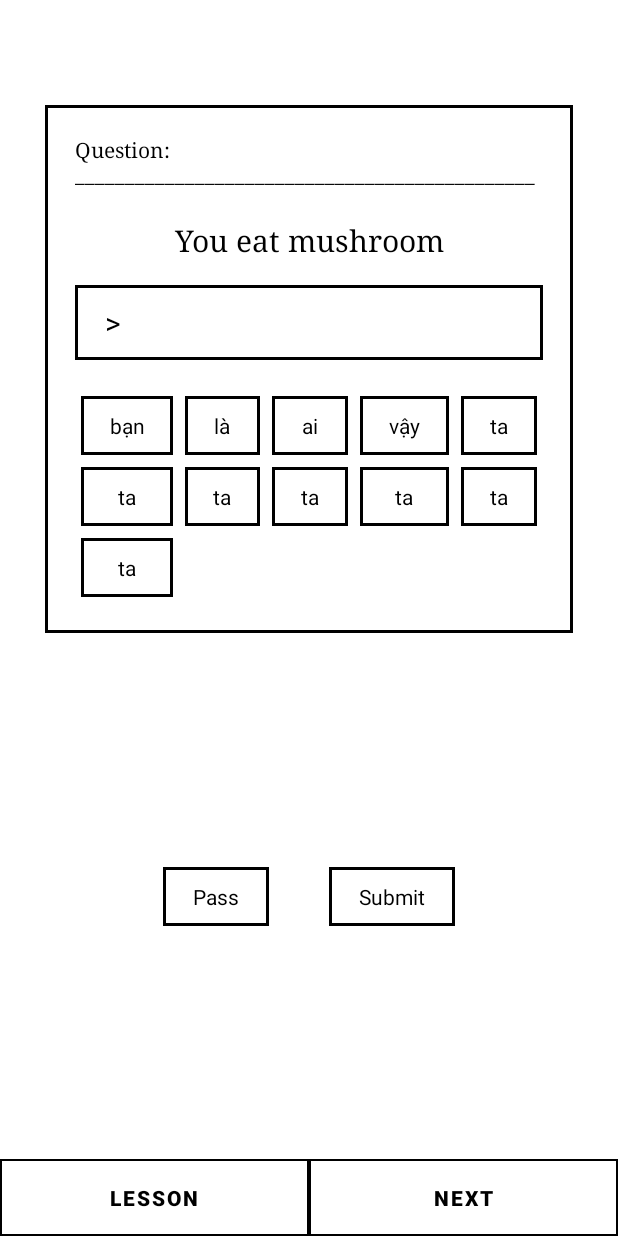
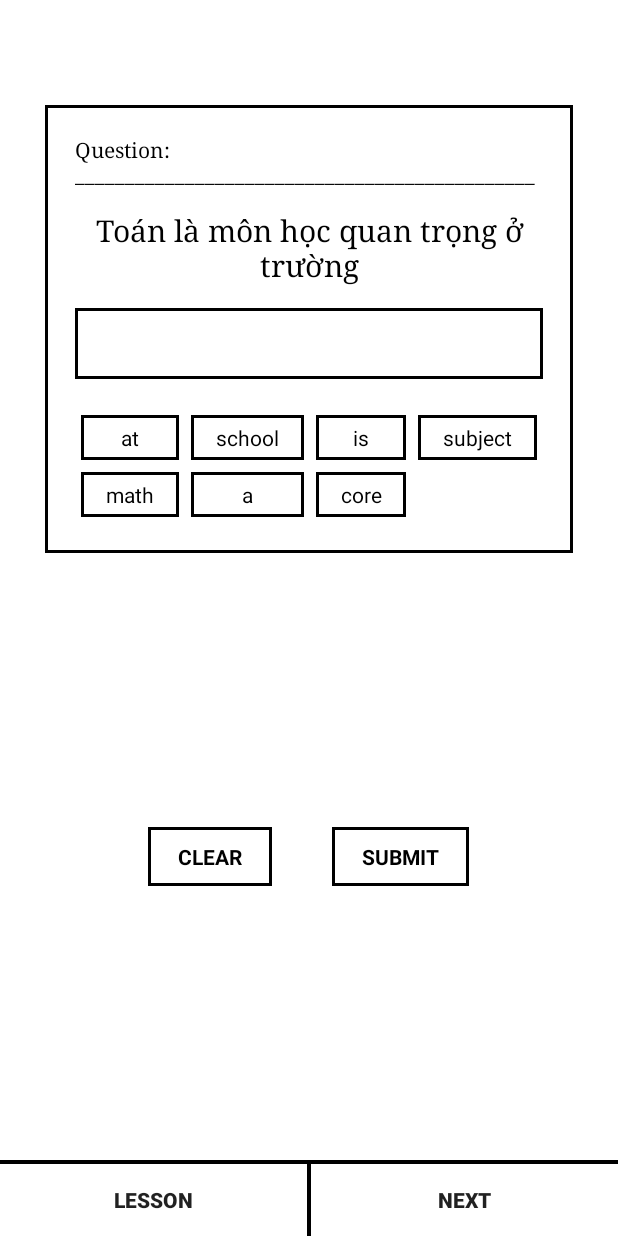
Before and after one commit to nhdvn/Enggo, an Android app: the Practice screen opened directly, with no data from a screen before it, on a phone screen of 412 x 824 dp. Run offline under Robolectric (Android 15) with nearby library versions, the phone set to English and light mode, and no system bars.

Commit message:
last time for frontend

```diff
--- a/app/src/main/java/Activity/Home.java
+++ b/app/src/main/java/Activity/Home.java
@@ -113,9 +113,7 @@ public class Home extends AppCompatActivity
 
         textView.setGravity(Gravity.CENTER);
 
-        textView.setBackgroundResource(R.drawable.quiz_border);
-
-        textView.setBackgroundColor(getResources().getColor(R.color.green));
+        textView.setBackgroundResource(R.drawable.border_color);
 
         textView.setOnClickListener(new View.OnClickListener() {
             @Override
--- a/app/src/main/java/Activity/Practice.java
+++ b/app/src/main/java/Activity/Practice.java
@@ -5,61 +5,95 @@ import androidx.appcompat.app.AppCompatActivity;
 import android.content.Intent;
 import android.graphics.Color;
 import android.os.Bundle;
+import android.util.Log;
 import android.view.Gravity;
 import android.view.View;
 import android.widget.Button;
 import android.widget.GridLayout;
 import android.widget.LinearLayout;
 import android.widget.TextView;
+import android.widget.Toast;
 
 import com.example.enggo.R;
 
+import java.lang.reflect.Array;
 import java.util.ArrayList;
+import java.util.Arrays;
+import java.util.Collections;
 import java.util.List;
+import java.util.Random;
 
 
 public class Practice extends AppCompatActivity
 {
-    int start;
-    int index;
-    int finish;
+    int start, index, finish;
+
+    List<String> quest = null;
+    List<String> trans = null;
+    List<String> token = null;
 
     @Override
     protected void onCreate(Bundle savedInstanceState) {
         super.onCreate(savedInstanceState);
         setContentView(R.layout.activity_practice);
 
-
         start = 0;
         index = 0;
-        finish = 0;
+        finish = 2;
 
-        testCode();
+        quest = new ArrayList<>();
+        trans = new ArrayList<>();
+        token = new ArrayList<>();
+
+        mockData();
+
+        goToQuiz(0);
+
+        TextView submit = (TextView)findViewById(R.id.quiz_submit);
+
+        submit.setOnClickListener(new View.OnClickListener()
+        {
+            @Override
+            public void onClick(View v)
+            {
+                TextView answer = (TextView)findViewById(R.id.quiz_answer);
+
+                String temp = answer.getText().toString().trim();
+
+                if (temp.length() > 0 && temp.equals(quest.get(index)))
+                {
+                    Toast.makeText(Practice.this, "You got it right !!!", Toast.LENGTH_LONG).show();
+                }
+                else Toast.makeText(Practice.this, "Maybe try again", Toast.LENGTH_LONG).show();
+            }
+        });
+
+        TextView clear = (TextView)findViewById(R.id.quiz_clear);
+
+        clear.setOnClickListener(new View.OnClickListener()
+        {
+            @Override
+            public void onClick(View v)
+            {
+                TextView answer = (TextView)findViewById(R.id.quiz_answer);
+                answer.setText("");
+            }
+        });
     }
 
-    private void realCode()
+    private void mockData()
     {
+        quest.add("math is a core subject at school");
+        quest.add("we love our parents and siblings");
+        quest.add("please take the medicine after meals");
 
-    }
+        trans.add("Toán là môn học quan trọng ở trường");
+        trans.add("Chúng tôi yêu quý bố mẹ và anh em");
+        trans.add("Hãy nhớ uống thuốc sau mỗi bữa ăn");
 
-    private void testCode()
-    {
-        List<String> tokenList = new ArrayList<>();
-        tokenList.add("bạn");
-        tokenList.add("là");
-        tokenList.add("ai");
-        tokenList.add("vậy");
-        tokenList.add("ta");
-        tokenList.add("ta");
-        tokenList.add("ta");
-        tokenList.add("ta");
-        tokenList.add("ta");
-        tokenList.add("ta");
-        tokenList.add("ta");
+        String temp = "study the and your did mother father person was his to science street young between";
 
-        for (String option : tokenList) {
-            insertToken(option);
-        }
+        token = Arrays.asList(temp);
     }
 
     private void insertToken(String option)
@@ -71,13 +105,13 @@ public class Practice extends AppCompatActivity
         textView.setText(option);
 
         GridLayout.LayoutParams param = new GridLayout.LayoutParams(
-                GridLayout.spec(GridLayout.UNDEFINED, GridLayout.FILL,1f),
-                GridLayout.spec(GridLayout.UNDEFINED, GridLayout.FILL,1f)
+                GridLayout.spec(GridLayout.UNDEFINED, GridLayout.FILL, 1.0f),
+                GridLayout.spec(GridLayout.UNDEFINED, GridLayout.FILL, 1.0f)
         );
 
         float scale = getResources().getDisplayMetrics().density;
 
-        int dp = (int) (10 * scale + 0.5f);
+        int dp = (int) (5 * scale + 0.5f);
 
         textView.setPadding(dp, dp, dp, dp);
 
@@ -92,7 +126,7 @@ public class Practice extends AppCompatActivity
             public void onClick(View view) {
                 TextView input = (TextView) findViewById(R.id.quiz_answer);
 
-                input.setText(input.getText().toString() + ' ' + textView.getText());
+                input.setText(input.getText().toString() + textView.getText() + ' ');
             }
         });
 
@@ -110,7 +144,7 @@ public class Practice extends AppCompatActivity
         btnLeft.setOnClickListener(new View.OnClickListener() {
             @Override
             public void onClick(View view) {
-                goToLesson();
+                goToHome();
             }
         });
 
@@ -186,25 +220,23 @@ public class Practice extends AppCompatActivity
         }
         else setActionForButtonOnMiddle();
 
-        // get quiz answer
+        TextView quiz = (TextView)findViewById(R.id.practice_question);
 
-        // split into token
+        quiz.setText(trans.get(index));
 
-        // insert all token randomly
-    }
+        List<String> askList = Arrays.asList(quest.get(index).split(" "));
+
+        Collections.shuffle(askList);
 
 
-    private void goToLesson()
-    {
-        Intent intent = new Intent(Practice.this, Lesson.class);
-        startActivity(intent);
-        this.finish();
+        for (int i = 0; i < askList.size(); i++)
+        {
+            insertToken(askList.get(i));
+        }
     }
 
     private void goToHome()
     {
-        Intent intent = new Intent(Practice.this, Home.class);
-        startActivity(intent);
         this.finish();
     }
 }
--- a/app/src/main/res/layout/activity_practice.xml
+++ b/app/src/main/res/layout/activity_practice.xml
@@ -30,9 +30,10 @@
                 android:textColor="@color/black"/>
 
             <TextView
-                android:id="@+id/question"
+                android:id="@+id/practice_question"
                 android:layout_width="match_parent"
-                android:layout_height="60dp"
+                android:layout_height="wrap_content"
+                android:padding="10dp"
                 android:gravity="center"
                 android:layout_gravity="center"
                 android:typeface="serif"
@@ -43,14 +44,15 @@
             <TextView
                 android:id="@+id/quiz_answer"
                 android:layout_width="match_parent"
-                android:layout_height="50dp"
+                android:layout_height="wrap_content"
                 android:background="@drawable/quiz_border"
-                android:paddingLeft="20dp"
+                android:padding="10dp"
+                android:layout_marginTop="5dp"
                 android:layout_gravity="center"
                 android:gravity="center_vertical"
                 android:textColor="@color/black"
                 android:textSize="20dp"
-                android:text="> "/>
+                android:text=""/>
 
             <GridLayout
                 android:id="@+id/token_board"
@@ -59,7 +61,7 @@
                 android:layout_height="wrap_content"
                 android:layout_gravity="center"
                 android:useDefaultMargins="true"
-                android:columnCount="5">
+                android:columnCount="4">
 
             </GridLayout>
 
@@ -75,6 +77,7 @@
 
 
             <TextView
+                android:id="@+id/quiz_clear"
                 android:layout_width="wrap_content"
                 android:layout_height="wrap_content"
                 android:background="@drawable/quiz_border"
@@ -83,7 +86,8 @@
                 android:paddingBottom="10dp"
                 android:paddingLeft="20dp"
                 android:paddingRight="20dp"
-                android:text="Pass"/>
+                android:textStyle="bold"
+                android:text="CLEAR"/>
 
             <TextView
                 android:layout_width="40dp"
@@ -100,15 +104,20 @@
                 android:paddingBottom="10dp"
                 android:paddingLeft="20dp"
                 android:paddingRight="20dp"
-                android:text="Submit"/>
+                android:textStyle="bold"
+                android:text="SUBMIT"/>
 
         </LinearLayout>
 
     </LinearLayout>
 
 
-
-
+    <TextView
+        android:layout_width="match_parent"
+        android:layout_height="2.5dp"
+        android:layout_alignParentBottom="true"
+        android:layout_marginBottom="48dp"
+        android:background="@drawable/quiz_border"/>
 
     <LinearLayout
         android:layout_width="match_parent"
@@ -116,28 +125,32 @@
         android:weightSum="2"
         android:layout_alignParentBottom="true">
 
-        <Button
+        <androidx.appcompat.widget.AppCompatButton
             android:id="@+id/left_btn"
             android:layout_width="wrap_content"
             android:layout_height="wrap_content"
             android:layout_weight="1"
-            android:background="@drawable/border"
-            android:textColor="@color/black"
             android:padding="10dp"
+            android:background="@color/white"
             android:textStyle="bold"
             android:text="Lesson"/>
 
+        <TextView
+            android:layout_width="2.5dp"
+            android:layout_height="match_parent"
+            android:background="@drawable/quiz_border">
 
-        <Button
+        </TextView>
+
+        <androidx.appcompat.widget.AppCompatButton
             android:id="@+id/right_btn"
             android:layout_width="wrap_content"
+            android:layout_height="wrap_content"
             android:layout_weight="1"
-            android:layout_height="wrap_content"
-            android:background="@drawable/border"
-            android:textColor="@color/black"
             android:padding="10dp"
+            android:background="@color/white"
             android:textStyle="bold"
-            android:text="Next"/>
+            android:text="Next" />
 
     </LinearLayout>
 
```
Also changed, not shown: app/src/main/java/Activity/Profile.java (+17 -0 lines), app/src/main/res/drawable/border_color.xml (added, +13 -0 lines), app/src/main/res/layout/activity_insert.xml (+20 -8 lines), app/src/main/res/layout/activity_lesson.xml (+18 -8 lines), app/src/main/res/layout/activity_profile.xml (+45 -12 lines), app/src/main/res/drawable/admin.png (added).
